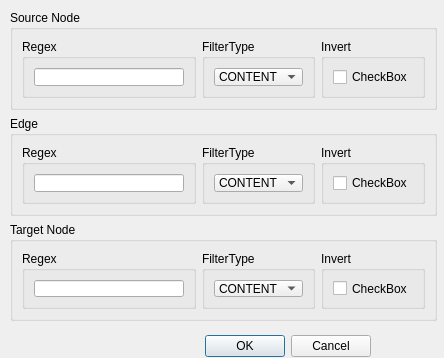
First picture: the form in src/ui/add_regex_filter_dialog.ui, repository rock-core/tools-graph_analysis, before the edit.
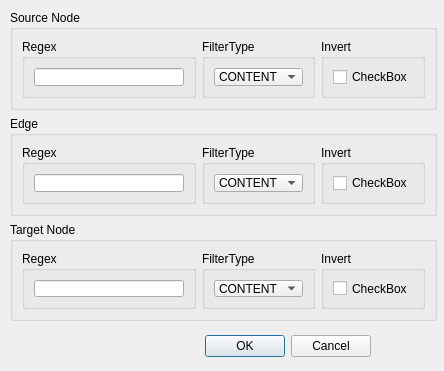
Second picture: the form after the edit.

Diff of the .ui file:
```diff
--- a/src/ui/add_regex_filter_dialog.ui
+++ b/src/ui/add_regex_filter_dialog.ui
@@ -7,7 +7,7 @@
     <x>0</x>
     <y>0</y>
     <width>444</width>
-    <height>358</height>
+    <height>371</height>
    </rect>
   </property>
   <property name="windowTitle">
@@ -29,7 +29,7 @@
     <set>QDialogButtonBox::Cancel|QDialogButtonBox::Ok</set>
    </property>
   </widget>
-  <widget class="QWidget" name="">
+  <widget class="QWidget" name="layoutWidget">
    <property name="geometry">
     <rect>
      <x>10</x>
```
